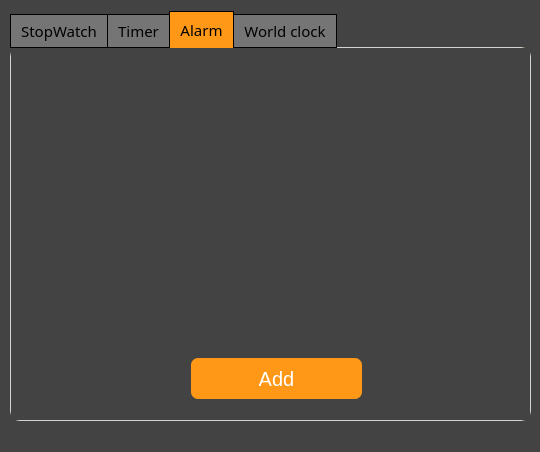
Mahdi1Taheri/Py7-Assignments, file clock/mainwindow.ui: the form before one commit.
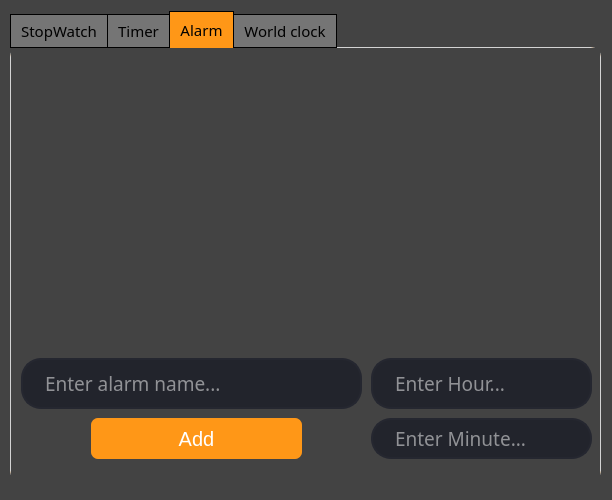
The form after the commit.

Patch:
```diff
--- a/clock/mainwindow.ui
+++ b/clock/mainwindow.ui
@@ -6,8 +6,8 @@
    <rect>
     <x>0</x>
     <y>0</y>
-    <width>540</width>
-    <height>452</height>
+    <width>612</width>
+    <height>500</height>
    </rect>
   </property>
   <property name="windowTitle">
@@ -22,8 +22,8 @@
      <rect>
       <x>10</x>
       <y>10</y>
-      <width>521</width>
-      <height>411</height>
+      <width>591</width>
+      <height>471</height>
      </rect>
     </property>
     <property name="font">
@@ -438,9 +438,9 @@
      <widget class="QPushButton" name="btn_add">
       <property name="geometry">
        <rect>
-        <x>180</x>
-        <y>310</y>
-        <width>171</width>
+        <x>80</x>
+        <y>370</y>
+        <width>211</width>
         <height>41</height>
        </rect>
       </property>
@@ -472,16 +472,139 @@
        <string>Add</string>
       </property>
      </widget>
-     <widget class="QWidget" name="verticalLayoutWidget">
+     <widget class="QLineEdit" name="alarm_name">
+      <property name="geometry">
+       <rect>
+        <x>10</x>
+        <y>310</y>
+        <width>341</width>
+        <height>51</height>
+       </rect>
+      </property>
+      <property name="font">
+       <font>
+        <family>Titillium</family>
+        <pointsize>14</pointsize>
+       </font>
+      </property>
+      <property name="styleSheet">
+       <string notr="true">QLineEdit{
+	border: 2px solid rgb(37,39,48);
+	border-radius: 20px;
+	color: #FFF;
+	padding: 0 20px 0 20px;
+	background-color: rgb(34,36,44)
+}
+
+QLineEdit:hover{
+	border: 2px solid rgb(48,50,62);
+}
+
+QLineEdit:focus{
+	border: 2px solid rgb(24, 200, 121);
+	background-color: rgb(84, 84, 84);
+	
+}</string>
+      </property>
+      <property name="text">
+       <string/>
+      </property>
+      <property name="placeholderText">
+       <string>Enter alarm name...</string>
+      </property>
+     </widget>
+     <widget class="QLineEdit" name="alarm_hour">
+      <property name="geometry">
+       <rect>
+        <x>360</x>
+        <y>310</y>
+        <width>221</width>
+        <height>51</height>
+       </rect>
+      </property>
+      <property name="font">
+       <font>
+        <family>Titillium</family>
+        <pointsize>14</pointsize>
+       </font>
+      </property>
+      <property name="styleSheet">
+       <string notr="true">QLineEdit{
+	border: 2px solid rgb(37,39,48);
+	border-radius: 20px;
+	color: #FFF;
+	padding: 0 20px 0 20px;
+	background-color: rgb(34,36,44)
+}
+
+QLineEdit:hover{
+	border: 2px solid rgb(48,50,62);
+}
+
+QLineEdit:focus{
+	border: 2px solid rgb(24, 200, 121);
+	background-color: rgb(84, 84, 84);
+	
+}</string>
+      </property>
+      <property name="text">
+       <string/>
+      </property>
+      <property name="placeholderText">
+       <string>Enter Hour...</string>
+      </property>
+     </widget>
+     <widget class="QWidget" name="gridLayoutWidget">
       <property name="geometry">
        <rect>
         <x>9</x>
-        <y>10</y>
-        <width>501</width>
+        <y>9</y>
+        <width>571</width>
         <height>291</height>
        </rect>
       </property>
-      <layout class="QVBoxLayout" name="verticalLayout"/>
+      <layout class="QGridLayout" name="gridLayout"/>
+     </widget>
+     <widget class="QLineEdit" name="alarm_minute">
+      <property name="geometry">
+       <rect>
+        <x>360</x>
+        <y>370</y>
+        <width>221</width>
+        <height>41</height>
+       </rect>
+      </property>
+      <property name="font">
+       <font>
+        <family>Titillium</family>
+        <pointsize>14</pointsize>
+       </font>
+      </property>
+      <property name="styleSheet">
+       <string notr="true">QLineEdit{
+	border: 2px solid rgb(37,39,48);
+	border-radius: 20px;
+	color: #FFF;
+	padding: 0 20px 0 20px;
+	background-color: rgb(34,36,44)
+}
+
+QLineEdit:hover{
+	border: 2px solid rgb(48,50,62);
+}
+
+QLineEdit:focus{
+	border: 2px solid rgb(24, 200, 121);
+	background-color: rgb(84, 84, 84);
+	
+}</string>
+      </property>
+      <property name="text">
+       <string/>
+      </property>
+      <property name="placeholderText">
+       <string>Enter Minute...</string>
+      </property>
      </widget>
     </widget>
     <widget class="QWidget" name="tab_3">
```
Left out of the diff: 36 changed lines with no effect on the pictures.
